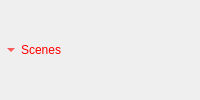
Before: the Qt Designer form lib/ui/items/ui_item_children.ui in listyque/TACTIC-Handler, drawn with Qt 5.
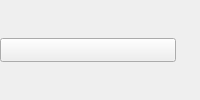
After: the same form once the commit is applied.

```diff
--- a/lib/ui/items/ui_item_children.ui
+++ b/lib/ui/items/ui_item_children.ui
@@ -36,17 +36,21 @@
        <height>24</height>
       </size>
      </property>
-     <property name="styleSheet">
-      <string notr="true">QToolButton {color: red;background-color: transparent;}</string>
+     <property name="checkable">
+      <bool>true</bool>
      </property>
-     <property name="text">
-      <string>Scenes</string>
+     <property name="toolButtonStyle">
+      <enum>Qt::ToolButtonIconOnly</enum>
      </property>
+    </widget>
+   </item>
+   <item>
+    <widget class="QToolButton" name="addNewSObjectToolButton">
      <property name="toolButtonStyle">
       <enum>Qt::ToolButtonTextBesideIcon</enum>
      </property>
-     <property name="arrowType">
-      <enum>Qt::DownArrow</enum>
+     <property name="autoRaise">
+      <bool>true</bool>
      </property>
     </widget>
    </item>
```
